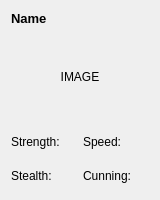
First picture: the form in monstercard.ui, repository josephsurrey/Monster-Cards, before the edit.
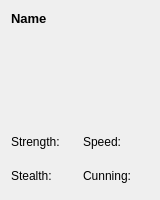
Second picture: the form after the edit.

Patch:
```diff
--- a/monstercard.ui
+++ b/monstercard.ui
@@ -54,7 +54,7 @@
       </size>
      </property>
      <property name="text">
-      <string>&lt;html&gt;&lt;head/&gt;&lt;body&gt;&lt;p align=&quot;center&quot;&gt;IMAGE&lt;/p&gt;&lt;/body&gt;&lt;/html&gt;</string>
+      <string>&lt;html&gt;&lt;head/&gt;&lt;body&gt;&lt;p align=&quot;center&quot;/p&gt;&lt;/body&gt;&lt;/html&gt;</string>
      </property>
      <property name="textFormat">
       <enum>Qt::AutoText</enum>
```
